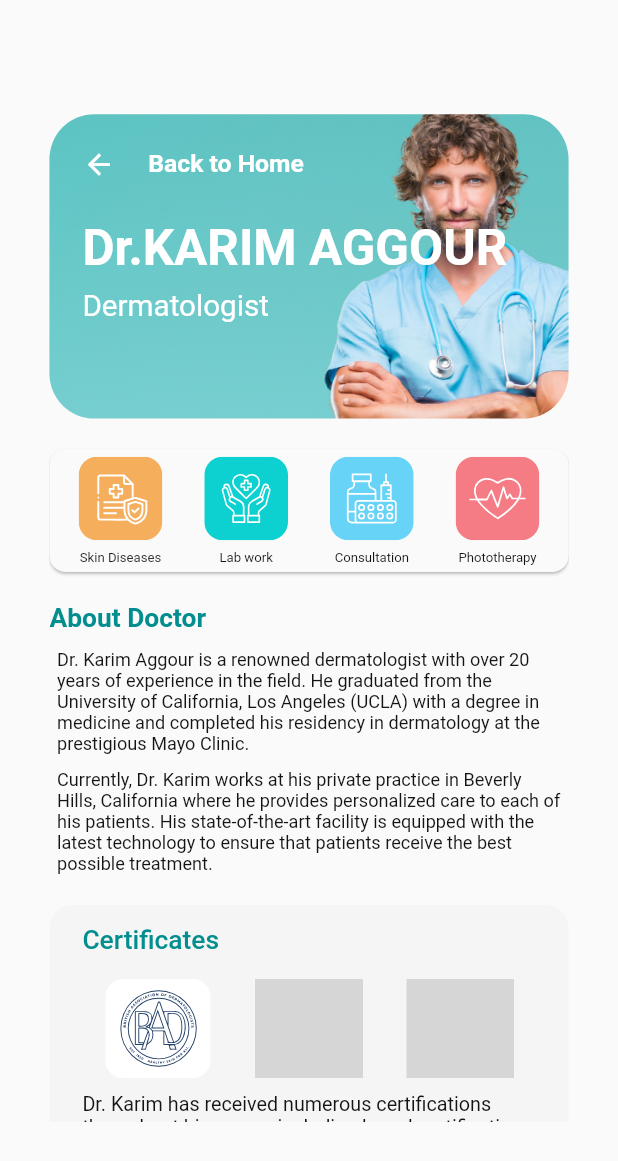
After one commit to Mariam-Awad/Doctor, a Flutter app: the BiographyScreen screen opened by its route, on a phone screen of 412 x 824 dp. The commit adds this screen. Shown: the top 1161 px of the screen. Run offline on Flutter 3.47's test engine with Material 2 defaults, Android fonts, the phone set to English and light mode, and no system bars; our stand-ins replace curved_navigation_bar, dio, dotted_border, flutter_otp_text_field, flutter_screenutil, flutter_svg; missing offline and left inert: flutter_rounded_date_picker; generated files the repository leaves out were written again; Roboto replaces fonts that are missing (Lato-Bold, Lato-Regular); grey boxes are pictures that could not be loaded.

Commit message:
create biography screen with helper

```diff
--- a/lib/config/routes/app_routes.dart
+++ b/lib/config/routes/app_routes.dart
@@ -9,4 +9,5 @@ class AppRoutes {
   static const String paymentRouteName = "/paymentScreen";
   static const String settingsRouteName = "/settingsScreen";
   static const String verifyIdentityRouteName = "/verifyIdentityScreen";
+  static const String biographyRouteName = "/biographyScreen";
 }
--- a/lib/config/routes/route_manager.dart
+++ b/lib/config/routes/route_manager.dart
@@ -1,4 +1,5 @@
 import 'package:doctor/config/routes/app_routes.dart';
+import 'package:doctor/presentation/screens/biography_screen.dart';
 import 'package:doctor/presentation/screens/forget_password_screen.dart';
 import 'package:doctor/presentation/screens/main_screen.dart';
 import 'package:doctor/presentation/screens/my_visits_screen.dart';
@@ -39,6 +40,10 @@ class AppRouteManager {
         return MaterialPageRoute(
           builder: (context) => const VerifyIdentityScreen(),
         );
+      case AppRoutes.biographyRouteName:
+        return MaterialPageRoute(
+          builder: (context) => const BiographyScreen(),
+        );
       default:
         return _undefinedRoute();
     }
--- a/lib/core/components/Testimonials_component.dart
+++ b/lib/core/components/Testimonials_component.dart
@@ -20,15 +20,14 @@ class TestimonialsComponent extends StatelessWidget {
 
   @override
   Widget build(BuildContext context) {
-    return Material(
-        elevation: 8.0,
-        color: AppColorUtil.backgroundDarkWhite,
-        shadowColor: AppColorUtil.semiDarkWhite,
-        borderRadius: BorderRadius.circular(12.r),
-        child: Container(
+    return Container(
       padding: EdgeInsets.symmetric(horizontal: 14.w, vertical: 12.h),
       width: widthContainer,
       height: heightContainer,
+      decoration: BoxDecoration(
+        borderRadius: BorderRadius.circular(12.r),
+        color: Colors.grey[200]!.withOpacity(0.4),
+      ),
       child: Row(
         children: [
           Image.asset(iconAsset,
@@ -56,6 +55,6 @@ class TestimonialsComponent extends StatelessWidget {
           )
         ],
       ),
-        ));
+    );
   }
 }
--- a/lib/core/components/about_doctor_card_component.dart
+++ b/lib/core/components/about_doctor_card_component.dart
@@ -1,4 +1,5 @@
 import 'package:doctor/core/utils/app_assets_util.dart';
+import 'package:doctor/presentation/widgets/app_back_btn_widget.dart';
 import 'package:flutter/material.dart';
 import 'package:flutter_screenutil/flutter_screenutil.dart';
 
@@ -10,13 +11,16 @@ class AboutDoctorCardComponent extends StatelessWidget {
   final double heightContainer;
   final String doctorName;
   final String doctorSpecialization;
+  final void Function() onClick;
 
-  const AboutDoctorCardComponent(
-      {super.key,
-      required this.widthContainer,
-      required this.heightContainer,
-      required this.doctorName,
-      required this.doctorSpecialization});
+  const AboutDoctorCardComponent({
+    super.key,
+    required this.widthContainer,
+    required this.heightContainer,
+    required this.doctorName,
+    required this.doctorSpecialization,
+    required this.onClick,
+  });
 
   @override
   Widget build(BuildContext context) {
@@ -24,8 +28,9 @@ class AboutDoctorCardComponent extends StatelessWidget {
       padding: EdgeInsets.only(top: 22.h, left: 20.w),
       width: widthContainer,
       height: heightContainer,
-      decoration: const BoxDecoration(
-        image: DecorationImage(
+      decoration: BoxDecoration(
+        borderRadius: BorderRadius.circular(30),
+        image: const DecorationImage(
           image: AssetImage(AppAssetsUtil.backgroundDoctorCard),
           fit: BoxFit.cover,
         ),
@@ -34,26 +39,17 @@ class AboutDoctorCardComponent extends StatelessWidget {
         crossAxisAlignment: CrossAxisAlignment.start,
         mainAxisAlignment: MainAxisAlignment.start,
         children: [
-          InkWell(
-            onTap: () {
-              //todo
-            },
-            child: Row(
-              children: [
-                Icon(
-                  Icons.arrow_back,
-                  color: AppColorUtil.white,
-                  size: 16,
-                ),
-                8.horizontalSpace,
-                Text(
-                  'Back to Home',
-                  textAlign: TextAlign.center,
-                  style: AppStylesUtil.textRegularStyle(
-                      14.sp, AppColorUtil.white, FontWeight.w400),
-                ),
-              ],
+          AppBackBtnWidget(
+            titleStyle: AppStylesUtil.textBoldStyle(
+              15.sp,
+              AppColorUtil.white,
+              FontWeight.bold,
             ),
+            onClick: onClick,
+            titleIsVisible: true,
+            title: "Back to Home",
+            iconColor: AppColorUtil.white,
+            space: 20.horizontalSpace,
           ),
           25.verticalSpace,
           Text(
--- a/lib/core/components/certificates-doctor_component.dart
+++ b/lib/core/components/certificates-doctor_component.dart
@@ -26,14 +26,12 @@ class CertificateDoctorComponent extends StatelessWidget {
 
   @override
   Widget build(BuildContext context) {
-    return Material(
-        elevation: 8.0,
-        shadowColor: AppColorUtil.semiDarkWhite,
-        borderRadius: BorderRadius.circular(12.r),
-        child: Container(
-          padding: EdgeInsets.symmetric(horizontal: 16.w, vertical: 13.h),
-          width: widthContainer,
-          height: heightContainer,
+    return Container(
+      padding: EdgeInsets.symmetric(horizontal: 20.w, vertical: 13.h),
+      decoration: BoxDecoration(
+        borderRadius: BorderRadius.circular(15.r),
+        color: Colors.grey[200]!.withOpacity(0.4),
+      ),
       child: Column(
         crossAxisAlignment: CrossAxisAlignment.start,
         mainAxisAlignment: MainAxisAlignment.spaceEvenly,
@@ -43,25 +41,43 @@ class CertificateDoctorComponent extends StatelessWidget {
             style: AppStylesUtil.textRegularStyle(
                 16.sp, AppColorUtil.textDarkGreen, FontWeight.w500),
           ),
+          15.verticalSpace,
           Row(
-                mainAxisAlignment: MainAxisAlignment.spaceBetween,
+            mainAxisAlignment: MainAxisAlignment.spaceAround,
             crossAxisAlignment: CrossAxisAlignment.center,
             children: [
-                  SvgPicture.asset(iconAssetCertificate1,
-                      width: 65.w, height: 65.h, fit: BoxFit.contain),
-                  SvgPicture.asset(iconAssetCertificate2,
-                      width: 65.w, height: 65.h, fit: BoxFit.contain),
-                  SvgPicture.asset(iconAssetCertificate3,
-                      width: 65.w, height: 65.h, fit: BoxFit.contain),
+              SvgPicture.asset(
+                iconAssetCertificate1,
+                width: 65.w,
+                height: 65.h,
+                fit: BoxFit.contain,
+              ),
+              SvgPicture.asset(
+                iconAssetCertificate2,
+                width: 65.w,
+                height: 65.h,
+                fit: BoxFit.contain,
+              ),
+              SvgPicture.asset(
+                iconAssetCertificate3,
+                width: 65.w,
+                height: 65.h,
+                fit: BoxFit.contain,
+              ),
             ],
           ),
+          10.verticalSpace,
           Text(
             discreption,
             style: AppStylesUtil.textRegularStyle(
-                    12.sp, AppColorUtil.textblackBold, FontWeight.w400),
+              12.sp,
+              AppColorUtil.textblackBold,
+              FontWeight.w400,
             ),
+          ),
+          15.verticalSpace,
         ],
       ),
-        ));
+    );
   }
 }
--- a/lib/core/components/doctor_services_card_component.dart
+++ b/lib/core/components/doctor_services_card_component.dart
@@ -27,7 +27,7 @@ class DoctorServicesCardComponent extends StatelessWidget {
           title,
           textAlign: TextAlign.center,
           style: AppStylesUtil.textRegularStyle(
-              10.sp, AppColorUtil.textblackBold, FontWeight.w500),
+              8.sp,   AppColorUtil.textblackBold, FontWeight.w400),
         ),
       ],
     );
--- a/lib/core/utils/app_strings.dart
+++ b/lib/core/utils/app_strings.dart
@@ -1,3 +1,6 @@
 const String appFontBold = "Lato-Bold";
 const String appFontBlack = "Lato-Black";
 const String appFontRegular = "Lato-Regular";
+const String doctorServiceDescription1 = "Dr. Karim Aggour is a renowned dermatologist with over 20 years of experience in the field. He graduated from the University of California, Los Angeles (UCLA) with a degree in medicine and completed his residency in dermatology at the prestigious Mayo Clinic.";
+const String  doctorServiceDescription2 = "Currently, Dr. Karim works at his private practice in Beverly Hills, California where he provides personalized care to each of his patients. His state-of-the-art facility is equipped with the latest technology to ensure that patients receive the best possible treatment.";
+const String doctorCertificationDescription="Dr. Karim has received numerous certifications throughout his career, including board certification from the American Board of Dermatology and membership in the American Academy of Dermatology.";
--- /dev/null
+++ b/lib/presentation/helpers/biography_screen_helper.dart
@@ -0,0 +1,44 @@
+import 'package:doctor/core/utils/app_assets_util.dart';
+
+class BiographyScreenHelper {
+  static BiographyScreenHelper? _biographyScreenHelper;
+  BiographyScreenHelper._internal();
+  static BiographyScreenHelper instance() {
+    if (_biographyScreenHelper == null) {
+      return _biographyScreenHelper = BiographyScreenHelper._internal();
+    }
+    return _biographyScreenHelper!;
+  }
+
+  List<String> doctorImgServices = [
+    AppAssetsUtil.group7Icon,
+    AppAssetsUtil.group8Icon,
+    AppAssetsUtil.group9Icon,
+    AppAssetsUtil.group10Icon,
+  ];
+
+  List<String> doctorTitleServices = [
+    "Skin Diseases",
+    "Lab work",
+    "Consultation",
+    "Phototherapy",
+  ];
+
+  List<String> testimonialTitles = [
+    "Will Steve",
+    "Will Steve",
+    "Will Steve",
+  ];
+
+  List<String> testimonialDescriptions = [
+    "“I’ve been seeing Dr. Karim for years for my acne and he always knows exactly what to do to keep it under control.”",
+    "“I’ve been seeing Dr. Karim for years for my acne and he always knows exactly what to do to keep it under control.”",
+    "“I’ve been seeing Dr. Karim for years for my acne and he always knows exactly what to do to keep it under control.”",
+  ];
+
+  List<String> testimonialPhotos = [
+    AppAssetsUtil.testimonialsImage1,
+    AppAssetsUtil.testimonialsImage2,
+    AppAssetsUtil.testimonialsImage1,
+  ];
+}
--- /dev/null
+++ b/lib/presentation/screens/biography_screen.dart
@@ -0,0 +1,195 @@
+import 'package:doctor/config/routes/app_navigation_manager.dart';
+import 'package:doctor/config/screen_resizer.dart';
+import 'package:doctor/core/components/Testimonials_component.dart';
+import 'package:doctor/core/components/about_doctor_card_component.dart';
+import 'package:doctor/core/components/certificates-doctor_component.dart';
+import 'package:doctor/core/components/doctor_services_card_component.dart';
+import 'package:doctor/core/utils/app_assets_util.dart';
+import 'package:doctor/core/utils/app_colors_util.dart';
+import 'package:doctor/core/utils/app_strings.dart';
+import 'package:doctor/core/utils/app_styles_util.dart';
+import 'package:doctor/presentation/helpers/biography_screen_helper.dart';
+import 'package:doctor/presentation/widgets/app_button_widget.dart';
+import 'package:flutter/material.dart';
+import 'package:flutter_screenutil/flutter_screenutil.dart';
+import 'package:flutter_gen/gen_l10n/app_localizations.dart';
+
+class BiographyScreen extends StatelessWidget {
+  const BiographyScreen({super.key});
+
+  @override
+  Widget build(BuildContext context) {
+    return Scaffold(
+      body: Container(
+        height: ScreenResizer.getScreenHeight(context),
+        width: ScreenResizer.getScreenWidth(context),
+        padding: EdgeInsets.symmetric(
+          vertical: 5.h,
+          horizontal: 30.w,
+        ),
+        margin: EdgeInsets.symmetric(
+          vertical: 70.h,
+        ),
+        child: SingleChildScrollView(
+          scrollDirection: Axis.vertical,
+          child: Column(
+            mainAxisAlignment: MainAxisAlignment.start,
+            crossAxisAlignment: CrossAxisAlignment.start,
+            children: [
+              AboutDoctorCardComponent(
+                widthContainer: double.maxFinite,
+                heightContainer: 200.h,
+                doctorName: "Dr.KARIM AGGOUR",
+                doctorSpecialization: "Dermatologist",
+                onClick: () {
+                  AppNavigationManager.navPop(context);
+                },
+              ),
+              20.verticalSpace,
+              Material(
+                elevation: 0.8,
+                borderRadius: BorderRadius.circular(10.sp),
+                child: Container(
+                  padding: EdgeInsets.symmetric(horizontal: 5.w, vertical: 5.h),
+                  child: Row(
+                    mainAxisAlignment: MainAxisAlignment.spaceAround,
+                    children: List.generate(
+                      BiographyScreenHelper.instance().doctorImgServices.length,
+                      (index) {
+                        return DoctorServicesCardComponent(
+                          iconAsset: BiographyScreenHelper.instance()
+                              .doctorImgServices[index],
+                          title: BiographyScreenHelper.instance()
+                              .doctorTitleServices[index],
+                        );
+                      },
+                    ),
+                  ),
+                ),
+              ),
+              20.verticalSpace,
+              Text(
+                "About Doctor",
+                style: AppStylesUtil.textBoldStyle(
+                  16.sp,
+                  AppColorUtil.iconsDarkGreen,
+                  FontWeight.bold,
+                ),
+              ),
+              10.verticalSpace,
+              Container(
+                alignment: Alignment.topLeft,
+                padding: EdgeInsets.symmetric(horizontal: 5.h),
+                child: Text(
+                  doctorServiceDescription1,
+                  style: AppStylesUtil.textBoldStyle(
+                    11.sp,
+                    AppColorUtil.textblackBold,
+                    FontWeight.w400,
+                  ),
+                ),
+              ),
+              10.verticalSpace,
+              Container(
+                alignment: Alignment.topLeft,
+                padding: EdgeInsets.symmetric(horizontal: 5.h),
+                child: Text(
+                  doctorServiceDescription2,
+                  style: AppStylesUtil.textBoldStyle(
+                    11.sp,
+                    AppColorUtil.textblackBold,
+                    FontWeight.w400,
+                  ),
+                ),
+              ),
+              20.verticalSpace,
+              CertificateDoctorComponent(
+                iconAssetCertificate1: AppAssetsUtil.certificateIcon1,
+                iconAssetCertificate2: AppAssetsUtil.certificateIcon2,
+                iconAssetCertificate3: AppAssetsUtil.certificateIcon3,
+                title: "Certificates",
+                discreption: doctorCertificationDescription,
+                widthContainer: double.maxFinite,
+                heightContainer: 300.h,
+              ),
+              20.verticalSpace,
+              Container(
+                height: 200.h,
+                width: double.maxFinite,
+                color: Colors.grey[300],
+                child: const Center(
+                  child: Text("Map"),
+                ),
+              ),
+              20.verticalSpace,
+              Text(
+                "Testimonials",
+                style: AppStylesUtil.textBoldStyle(
+                  16.sp,
+                  AppColorUtil.iconsDarkGreen,
+                  FontWeight.bold,
+                ),
+              ),
+              SizedBox(
+                height: 100,
+                child: PageView.builder(
+                  itemCount:
+                      BiographyScreenHelper.instance().testimonialTitles.length,
+                  itemBuilder: (context, index) {
+                    return TestimonialsComponent(
+                      widthContainer: double.maxFinite,
+                      heightContainer: 200,
+                      iconAsset: BiographyScreenHelper.instance()
+                          .testimonialPhotos[index],
+                      title: BiographyScreenHelper.instance()
+                          .testimonialTitles[index],
+                      discreption: BiographyScreenHelper.instance()
+                          .testimonialDescriptions[index],
+                    );
+                  },
+                ),
+              ),
+              40.verticalSpace,
+              AppButtonWidget(
+                onClick: () {},
+                customChild: Row(
+                  mainAxisAlignment: MainAxisAlignment.spaceEvenly,
+                  children: [
+                    15.horizontalSpace,
+                    Text(
+                      AppLocalizations.of(context)!.book_an_appointment,
+                      style: AppStylesUtil.textBoldStyle(
+                        15.sp,
+                        AppColorUtil.white,
+                        FontWeight.bold,
+                      ),
+                    ),
+                    Container(
+                      width: 40,
+                      height: 30,
+                      decoration: BoxDecoration(
+                        shape: BoxShape.circle,
+                        color: AppColorUtil.backgroundLightGreen,
+                      ),
+                      child: Icon(
+                        Icons.arrow_forward_ios,
+                        size: 18.sp,
+                        color: AppColorUtil.white,
+                      ),
+                    )
+                  ],
+                ),
+                btnBackgroundColor: AppColorUtil.iconsDarkGreen,
+                btnSize: Size(double.maxFinite, 50.h),
+                btnRadius: 15,
+                width: double.maxFinite,
+                height: 50.h,
+              ),
+              10.verticalSpace,
+            ],
+          ),
+        ),
+      ),
+    );
+  }
+}
--- a/lib/presentation/screens/bottom_nav_screens/home_screen.dart
+++ b/lib/presentation/screens/bottom_nav_screens/home_screen.dart
@@ -1,3 +1,5 @@
+import 'package:doctor/config/routes/app_navigation_manager.dart';
+import 'package:doctor/config/routes/app_routes.dart';
 import 'package:doctor/config/screen_resizer.dart';
 import 'package:doctor/core/app_debug_prints.dart';
 import 'package:doctor/core/utils/app_assets_util.dart';
@@ -48,11 +50,11 @@ class _HomeScreenState extends State<HomeScreen> {
                     bottom: 400.h,
                     child: InkWell(
                       onTap: () {
-                        HomeScreenHelper.instance().navOnBoardingToLeft(setState);
+                        HomeScreenHelper.instance()
+                            .navOnBoardingToLeft(setState);
                       },
-                      child: SvgPicture.asset(
-                        HomeScreenHelper.instance().setOnBoardingNavImgLeftBtn()
-                      ),
+                      child: SvgPicture.asset(HomeScreenHelper.instance()
+                          .setOnBoardingNavImgLeftBtn()),
                     ),
                   ),
                   Positioned(
@@ -60,11 +62,11 @@ class _HomeScreenState extends State<HomeScreen> {
                     bottom: 200.h,
                     child: InkWell(
                       onTap: () {
-                        HomeScreenHelper.instance().navOnBoardingToRight(setState);
+                        HomeScreenHelper.instance()
+                            .navOnBoardingToRight(setState);
                       },
-                      child: SvgPicture.asset(
-                        HomeScreenHelper.instance().setOnBoardingNavImgRightBtn()
-                      ),
+                      child: SvgPicture.asset(HomeScreenHelper.instance()
+                          .setOnBoardingNavImgRightBtn()),
                     ),
                   ),
                   Positioned(
@@ -180,7 +182,11 @@ class _HomeScreenState extends State<HomeScreen> {
                             height: 20.h,
                           ),
                           AppButtonWidget(
-                            onClick: () {},
+                            onClick: () {
+                              AppNavigationManager.navPush(
+                                  context: context,
+                                  screen: AppRoutes.biographyRouteName);
+                            },
                             customChild: Text(
                               AppLocalizations.of(context)!.biography,
                               style: AppStylesUtil.textBoldStyle(
--- a/lib/presentation/screens/payment_screen.dart
+++ b/lib/presentation/screens/payment_screen.dart
@@ -34,11 +34,18 @@ class PaymentScreen extends StatelessWidget {
             crossAxisAlignment: CrossAxisAlignment.start,
             children: [
               AppBackBtnWidget(
+                titleStyle: AppStylesUtil.textBoldStyle(
+                  18.sp,
+                  AppColorUtil.textDarkGreen,
+                  FontWeight.bold,
+                ),
                 onClick: () {
                   AppNavigationManager.navPop(context);
                 },
                 titleIsVisible: true,
                 title: AppLocalizations.of(context)!.payment,
+                iconColor: AppColorUtil.darkGreen,
+                space: 70.horizontalSpace,
               ),
               Padding(
                 padding: EdgeInsets.symmetric(
@@ -56,7 +63,7 @@ class PaymentScreen extends StatelessWidget {
               ),
               const Spacer(),
               Padding(
-                padding:  EdgeInsets.symmetric(
+                padding: EdgeInsets.symmetric(
                   horizontal: 10.w,
                 ),
                 child: AppButtonWidget(
@@ -64,7 +71,7 @@ class PaymentScreen extends StatelessWidget {
                   customChild: Row(
                     mainAxisAlignment: MainAxisAlignment.center,
                     children: [
-                       SvgPicture.asset(
+                      SvgPicture.asset(
                         AppAssetsUtil.addAltIcon,
                       ),
                       10.horizontalSpace,
--- a/lib/presentation/screens/user_profile_details_screen.dart
+++ b/lib/presentation/screens/user_profile_details_screen.dart
@@ -36,11 +36,18 @@ class UserProfileDetailsScreen extends StatelessWidget {
             mainAxisAlignment: MainAxisAlignment.start,
             children: [
               AppBackBtnWidget(
+                titleStyle: AppStylesUtil.textBoldStyle(
+                  18.sp,
+                  AppColorUtil.textDarkGreen,
+                  FontWeight.bold,
+                ),
                 onClick: () {
                   AppNavigationManager.navPop(context);
                 },
                 titleIsVisible: true,
                 title: AppLocalizations.of(context)!.user_profile,
+                iconColor: AppColorUtil.darkGreen,
+                space: 70.horizontalSpace,
               ),
               30.verticalSpace,
               Form(
--- a/lib/presentation/widgets/app_back_btn_widget.dart
+++ b/lib/presentation/widgets/app_back_btn_widget.dart
@@ -8,12 +8,17 @@ class AppBackBtnWidget extends StatelessWidget {
     required this.onClick,
     this.title,
     required this.titleIsVisible,
+    required this.titleStyle,
+    required this.iconColor,
+    required this.space,
     super.key,
   });
-  final String? title ;
-  final bool titleIsVisible ;
+  final String? title;
+  final bool titleIsVisible;
   final void Function() onClick;
-
+  final TextStyle? titleStyle;
+  final Color iconColor;
+  final Widget space;
   @override
   Widget build(BuildContext context) {
     return Row(
@@ -23,19 +28,15 @@ class AppBackBtnWidget extends StatelessWidget {
           child: Icon(
             Icons.arrow_back,
             size: 20.sp,
-            color: AppColorUtil.darkGreen,
+            color: iconColor,
           ),
         ),
-        70.horizontalSpace,
+        space,
         Visibility(
           visible: titleIsVisible,
           child: Text(
-            title == null ? "":title!,
-            style: AppStylesUtil.textBoldStyle(
-              18.sp,
-              AppColorUtil.textDarkGreen,
-              FontWeight.bold,
-            ),
+            title == null ? "" : title!,
+            style: titleStyle,
           ),
         )
       ],
```
Lines whose indentation alone changed are shown as unchanged.
